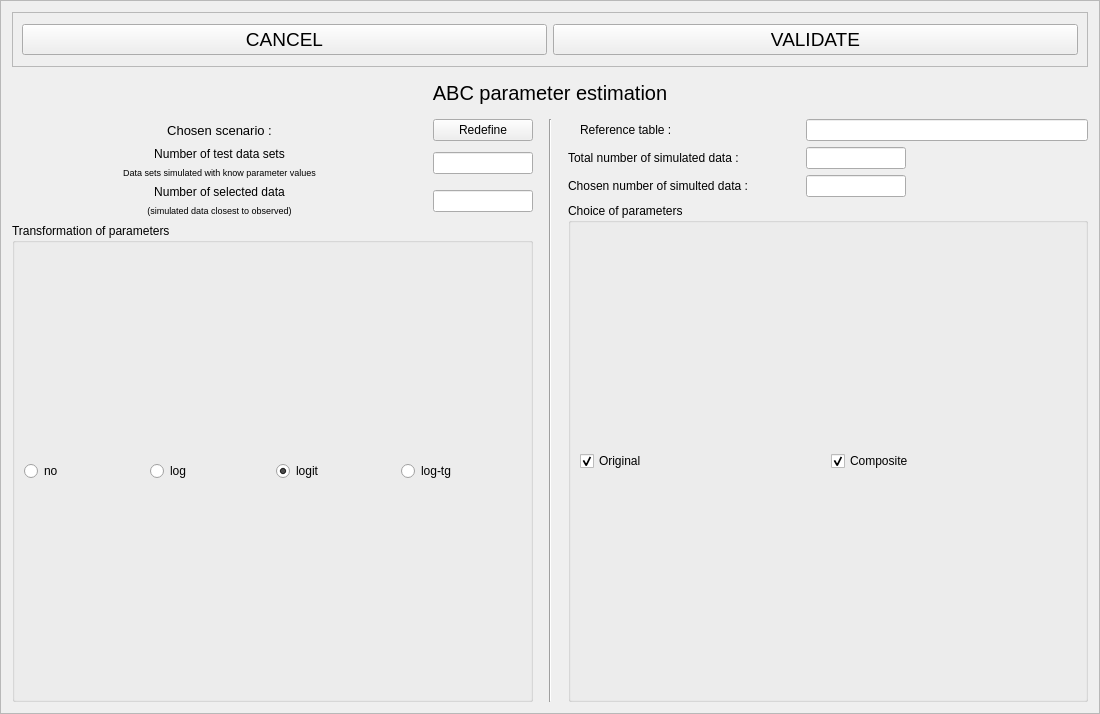
Above: python_interface/uis/estimation.ui from cbgp/diyabc before the change. Below: the same form after it.
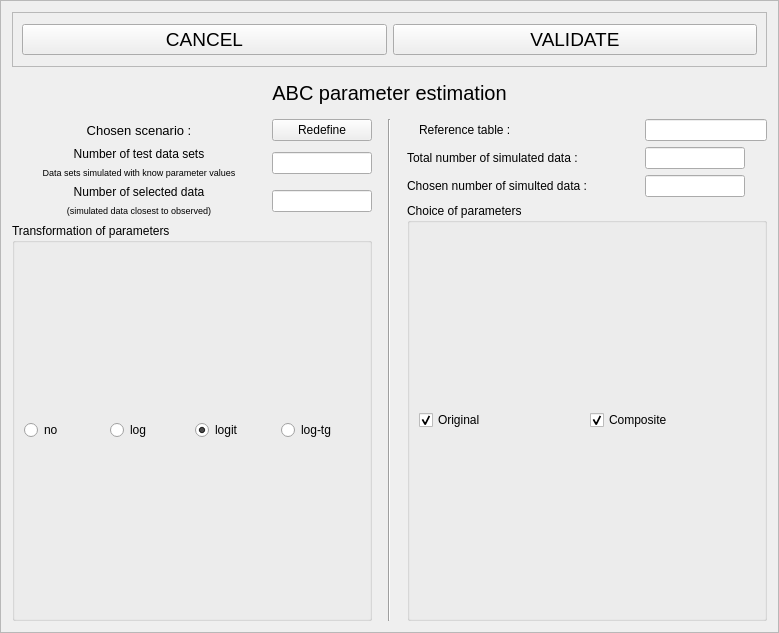
That is the form after the change.

```diff
--- a/python_interface/uis/estimation.ui
+++ b/python_interface/uis/estimation.ui
@@ -6,8 +6,8 @@
    <rect>
     <x>0</x>
     <y>0</y>
-    <width>1100</width>
-    <height>714</height>
+    <width>779</width>
+    <height>633</height>
    </rect>
   </property>
   <property name="windowTitle">
```
Left out of the diff: 2 changed lines with no effect on the pictures.
